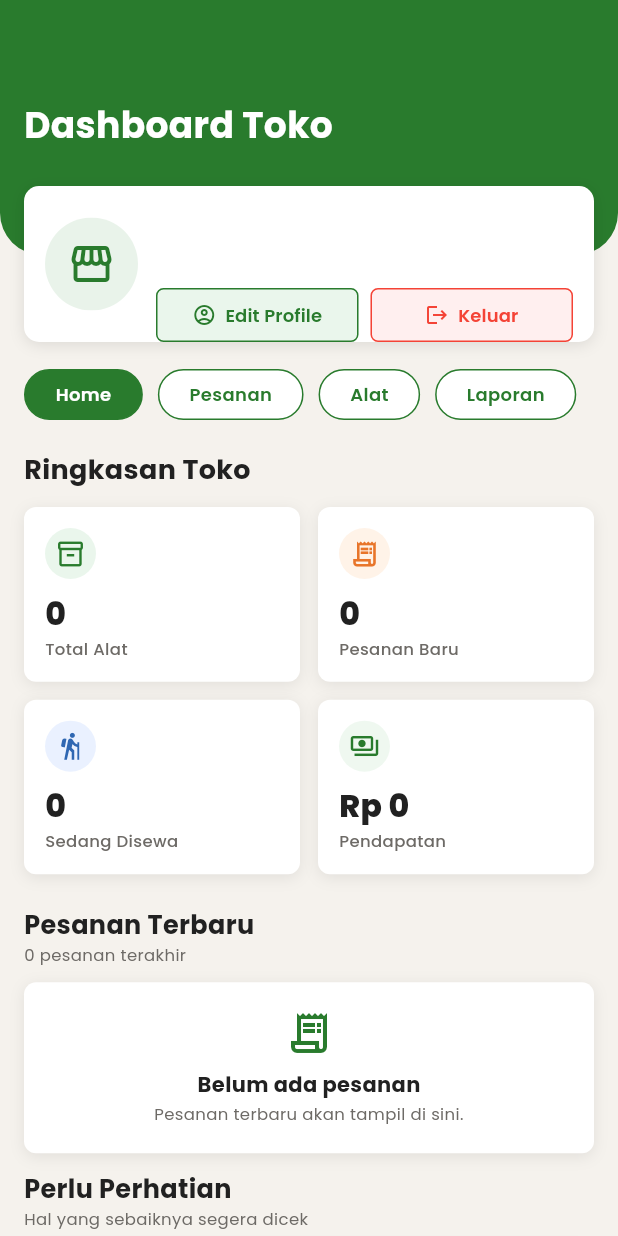
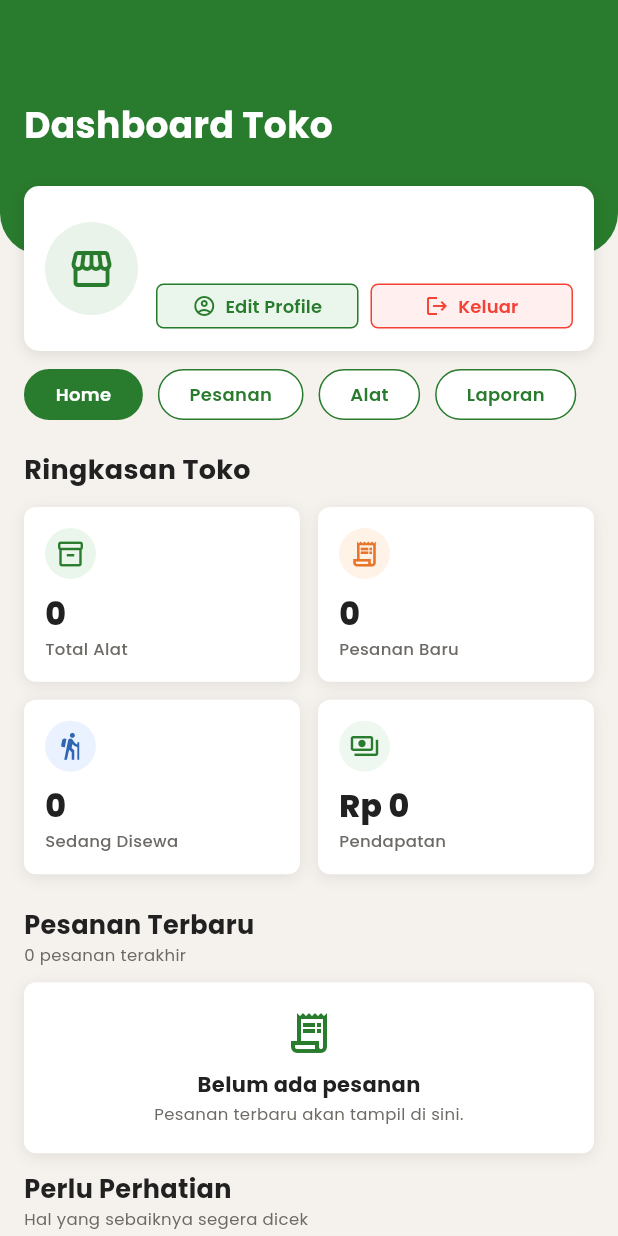
Before and after one commit to Nandaricco04/NatureRent, a Flutter app: the OwnerMainPage screen opened directly with empty values, on a phone screen of 412 x 824 dp. Run offline on Flutter 3.47's test engine with Material 3 defaults, Android fonts, the phone set to English and light mode, and no system bars; our stand-ins replace file_picker, google_fonts, image_picker, shared_preferences, supabase_flutter; missing offline and left inert: bcrypt; accounts and stored records are empty.

Commit message:
Perbaikan button edit & keluar owner

```diff
--- a/mobile_naturerent/lib/owner/owner_home_page.dart
+++ b/mobile_naturerent/lib/owner/owner_home_page.dart
@@ -106,6 +106,7 @@ class _OwnerHomePageState extends State<OwnerHomePage> {
                 childAspectRatio: 1.58,
                 crossAxisSpacing: 12,
                 mainAxisSpacing: 12,
+                padding: EdgeInsets.zero,
                 shrinkWrap: true,
                 physics: const NeverScrollableScrollPhysics(),
                 children: [
--- a/mobile_naturerent/lib/owner/widgets/owner_main_widgets.dart
+++ b/mobile_naturerent/lib/owner/widgets/owner_main_widgets.dart
@@ -137,7 +137,7 @@ class OwnerStoreCard extends StatelessWidget {
   @override
   Widget build(BuildContext context) {
     return Container(
-      height: 104,
+      height: 110,
       padding: const EdgeInsets.symmetric(horizontal: 14, vertical: 12),
       decoration: BoxDecoration(
         color: Colors.white,
@@ -208,7 +208,9 @@ class OwnerStoreCard extends StatelessWidget {
                             child: OutlinedButton(
                               onPressed: onEditProfile,
                               style: OutlinedButton.styleFrom(
-                                minimumSize: const Size(0, 36),
+                                minimumSize: const Size(0, 38),
+                                tapTargetSize: MaterialTapTargetSize.shrinkWrap,
+                                visualDensity: VisualDensity.compact,
                                 backgroundColor: const Color(0xFFEAF6EC),
                                 foregroundColor: _green,
                                 side: const BorderSide(color: _green),
@@ -246,7 +248,9 @@ class OwnerStoreCard extends StatelessWidget {
                             child: OutlinedButton(
                               onPressed: onLogout,
                               style: OutlinedButton.styleFrom(
-                                minimumSize: const Size(0, 36),
+                                minimumSize: const Size(0, 38),
+                                tapTargetSize: MaterialTapTargetSize.shrinkWrap,
+                                visualDensity: VisualDensity.compact,
                                 backgroundColor: const Color(0xFFFFEFEF),
                                 foregroundColor: Colors.red,
                                 side: const BorderSide(color: Colors.red),
```
